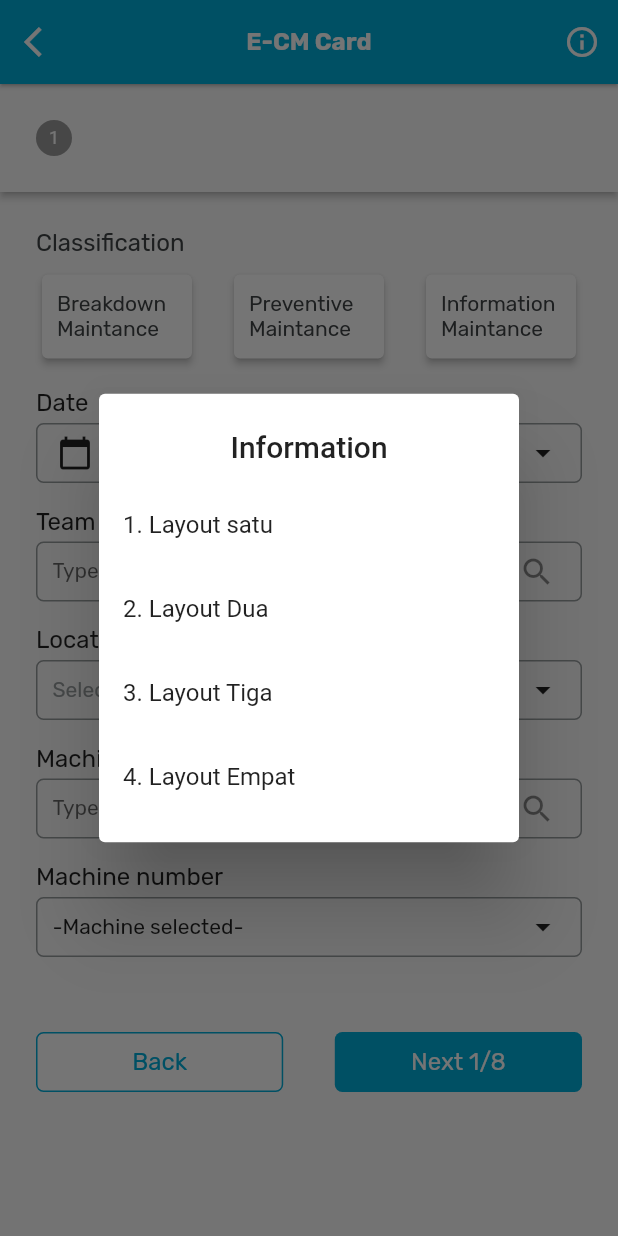
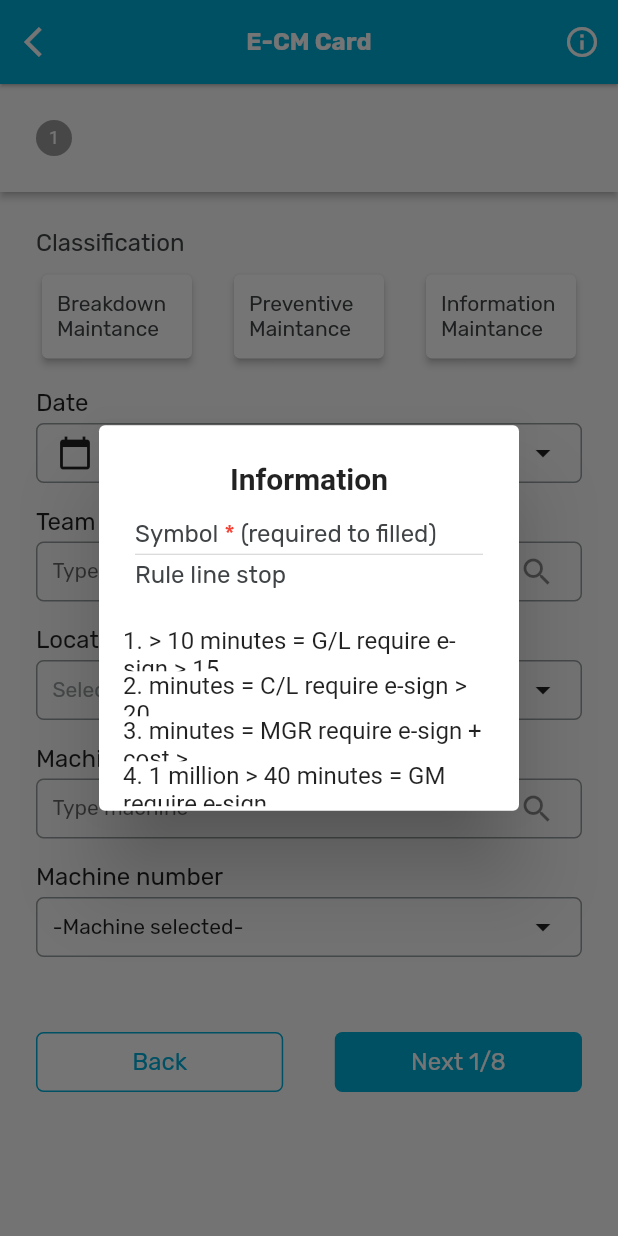
Before and after one commit to RDLMobileDev/clone_ecm, a Flutter app: the screen it shows after launch, after a tap on the "info outline" icon, on a phone screen of 412 x 824 dp. Run offline on Flutter 3.47's test engine with Material 2 defaults, Android fonts, the phone set to English and light mode, and no system bars; our stand-ins replace get.

Commit message:
update navigate ic_info

```diff
--- a/lib/homepage/home/fillnew/fillnew.dart
+++ b/lib/homepage/home/fillnew/fillnew.dart
@@ -1,6 +1,4 @@
 // ignore_for_file: prefer_const_constructors, avoid_unnecessary_containers, avoid_print
-
-import 'package:e_cm/homepage/home/fillnew/additionpage/add_item_step7.dart';
 import 'package:e_cm/homepage/home/fillnew/stepfillnew/stepfilldelapan.dart';
 import 'package:e_cm/homepage/home/fillnew/stepfillnew/stepfilldua.dart';
 import 'package:e_cm/homepage/home/fillnew/stepfillnew/stepfillempat.dart';
@@ -73,45 +71,112 @@ class _FillNewState extends State<FillNew> {
                     context: context,
                     builder: (BuildContext context) => SimpleDialog(
                           title: Container(
+                            child: Column(
+                              crossAxisAlignment: CrossAxisAlignment.start,
+                              children: [
+                                Container(
+                                  padding: EdgeInsets.only(bottom: 16),
                                   alignment: Alignment.center,
                                   child: const Text(
                                     'Information',
+                                    style: TextStyle(
+                                        fontSize: 20,
+                                        fontStyle: FontStyle.normal,
+                                        fontWeight: FontWeight.w700),
+                                  ),
+                                ),
+                                Container(
+                                  alignment: Alignment.centerLeft,
+                                  child: RichText(
+                                    text: TextSpan(
+                                        text: 'Symbol',
+                                        style: TextStyle(
+                                            color: Color(0xFF404446),
+                                            fontSize: 16,
+                                            fontFamily: 'Rubik',
+                                            fontStyle: FontStyle.normal,
+                                            fontWeight: FontWeight.w400),
+                                        children: [
+                                          TextSpan(
+                                            text: ' * ',
+                                            style: TextStyle(
+                                                color: Colors.red,
+                                                fontSize: 16,
+                                                fontFamily: 'Rubik',
+                                                fontWeight: FontWeight.w400),
+                                          ),
+                                          TextSpan(
+                                            text: '(required to filled)',
+                                            style: TextStyle(
+                                                color: Color(0xFF404446),
+                                                fontSize: 16,
+                                                fontFamily: 'Rubik',
+                                                fontStyle: FontStyle.normal,
+                                                fontWeight: FontWeight.w400),
+                                          )
+                                        ]),
+                                  ),
+                                ),
+                                Divider(
+                                  height: 8,
+                                  color: Color(0xFFCDCFD0),
+                                ),
+                                Text(
+                                  "Rule line stop",
+                                  style: TextStyle(
+                                      color: Color(0xFF404446),
+                                      fontSize: 16,
+                                      fontFamily: 'Rubik',
+                                      fontStyle: FontStyle.normal,
+                                      fontWeight: FontWeight.w400),
+                                  textAlign: TextAlign.left,
+                                )
+                              ],
                             ),
                           ),
                           children: [
-                            ListTile(
-                              title: const Text('1. Layout satu'),
+                            Container(
+                              height: 30,
+                              width: 30,
+                              child: ListTile(
+                                title: const Text(
+                                    '1. > 10 minutes = G/L require e-sign > 15'),
                                 onTap: () =>
                                     Navigator.pop(context, 'asd@mail.com'),
                               ),
-                            ListTile(
-                              title: const Text('2. Layout Dua'),
+                            ),
+                            Container(
+                              height: 30,
+                              width: 30,
+                              child: ListTile(
+                                title: const Text(
+                                    '2. minutes = C/L require e-sign > 20'),
                                 onTap: () =>
                                     Navigator.pop(context, 'asd@mail.com'),
                               ),
-                            ListTile(
-                              title: const Text('3. Layout Tiga'),
+                            ),
+                            Container(
+                              height: 30,
+                              width: 30,
+                              child: ListTile(
+                                title: const Text(
+                                    '3. minutes = MGR require e-sign + cost >'),
                                 onTap: () =>
                                     Navigator.pop(context, 'asd@mail.com'),
                               ),
-                            ListTile(
-                              title: const Text('4. Layout Empat'),
+                            ),
+                            Container(
+                              height: 30,
+                              width: 30,
+                              child: ListTile(
+                                title: const Text(
+                                    '4. 1 million > 40 minutes = GM require e-sign'),
                                 onTap: () =>
                                     Navigator.pop(context, 'asd@mail.com'),
                               ),
+                            ),
                           ],
-                        )).then((value) => {
-                      if (value != null)
-                        {
-                          ScaffoldMessenger.of(context).showSnackBar(SnackBar(
-                            content: Text('asdasdasd: $value'),
-                            action: SnackBarAction(
-                              label: 'OK',
-                              onPressed: () {},
-                            ),
-                          ))
-                        }
-                    });
+                        ));
               },
               icon: Icon(
                 Icons.info_outline,
```
Lines whose indentation alone changed are shown as unchanged.
